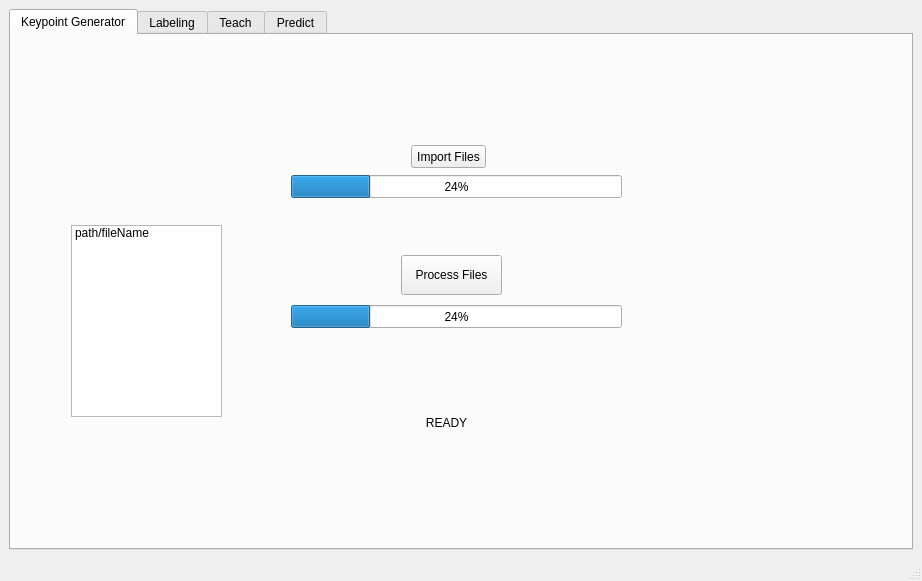
First picture: the form in mainwindow.ui, repository Za012/MMA-Posture, before the edit.
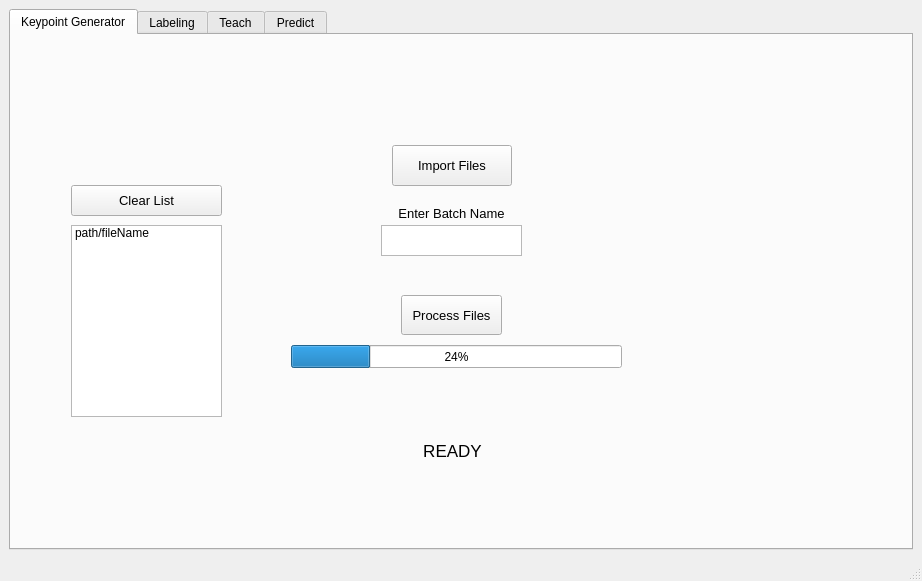
Second picture: the form after the edit.

Patch:
```diff
--- a/mainwindow.ui
+++ b/mainwindow.ui
@@ -27,12 +27,17 @@
        <widget class="QPushButton" name="import_button">
         <property name="geometry">
          <rect>
-          <x>400</x>
+          <x>381</x>
           <y>110</y>
-          <width>75</width>
-          <height>23</height>
+          <width>120</width>
+          <height>41</height>
          </rect>
         </property>
+        <property name="font">
+         <font>
+          <pointsize>10</pointsize>
+         </font>
+        </property>
         <property name="text">
          <string>Import Files</string>
         </property>
@@ -41,11 +46,16 @@
         <property name="geometry">
          <rect>
           <x>390</x>
-          <y>220</y>
+          <y>260</y>
           <width>101</width>
           <height>40</height>
          </rect>
         </property>
+        <property name="font">
+         <font>
+          <pointsize>10</pointsize>
+         </font>
+        </property>
         <property name="text">
          <string>Process Files</string>
         </property>
@@ -54,20 +64,7 @@
         <property name="geometry">
          <rect>
           <x>280</x>
-          <y>270</y>
-          <width>331</width>
-          <height>23</height>
-         </rect>
-        </property>
-        <property name="value">
-         <number>24</number>
-        </property>
-       </widget>
-       <widget class="QProgressBar" name="import_progress">
-        <property name="geometry">
-         <rect>
-          <x>280</x>
-          <y>140</y>
+          <y>310</y>
           <width>331</width>
           <height>23</height>
          </rect>
@@ -79,12 +76,17 @@
        <widget class="QLabel" name="status_label">
         <property name="geometry">
          <rect>
-          <x>410</x>
-          <y>380</y>
-          <width>51</width>
-          <height>16</height>
+          <x>206</x>
+          <y>390</y>
+          <width>471</width>
+          <height>51</height>
          </rect>
         </property>
+        <property name="font">
+         <font>
+          <pointsize>13</pointsize>
+         </font>
+        </property>
         <property name="text">
          <string>READY</string>
         </property>
@@ -107,6 +109,60 @@
          </property>
         </item>
        </widget>
+       <widget class="QPushButton" name="clear_button">
+        <property name="geometry">
+         <rect>
+          <x>60</x>
+          <y>150</y>
+          <width>151</width>
+          <height>31</height>
+         </rect>
+        </property>
+        <property name="font">
+         <font>
+          <pointsize>10</pointsize>
+         </font>
+        </property>
+        <property name="text">
+         <string>Clear List</string>
+        </property>
+       </widget>
+       <widget class="QTextEdit" name="batch_name">
+        <property name="geometry">
+         <rect>
+          <x>370</x>
+          <y>190</y>
+          <width>141</width>
+          <height>31</height>
+         </rect>
+        </property>
+        <property name="font">
+         <font>
+          <pointsize>10</pointsize>
+         </font>
+        </property>
+       </widget>
+       <widget class="QLabel" name="batch_name_label">
+        <property name="geometry">
+         <rect>
+          <x>380</x>
+          <y>168</y>
+          <width>121</width>
+          <height>20</height>
+         </rect>
+        </property>
+        <property name="font">
+         <font>
+          <pointsize>10</pointsize>
+         </font>
+        </property>
+        <property name="text">
+         <string>Enter Batch Name</string>
+        </property>
+        <property name="alignment">
+         <set>Qt::AlignCenter</set>
+        </property>
+       </widget>
       </widget>
       <widget class="QWidget" name="labeler">
        <attribute name="title">
```
